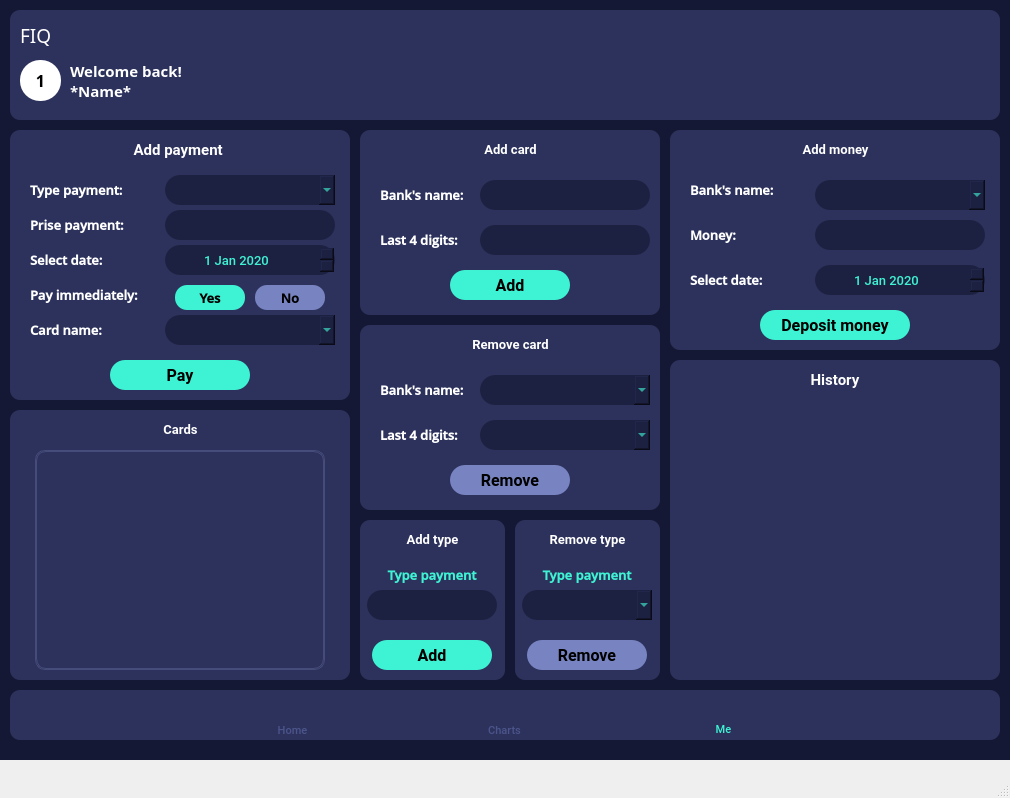
Qt form ui_windows/main_window3.ui (AlexandrVino/ExpenseTracker) before a commit.
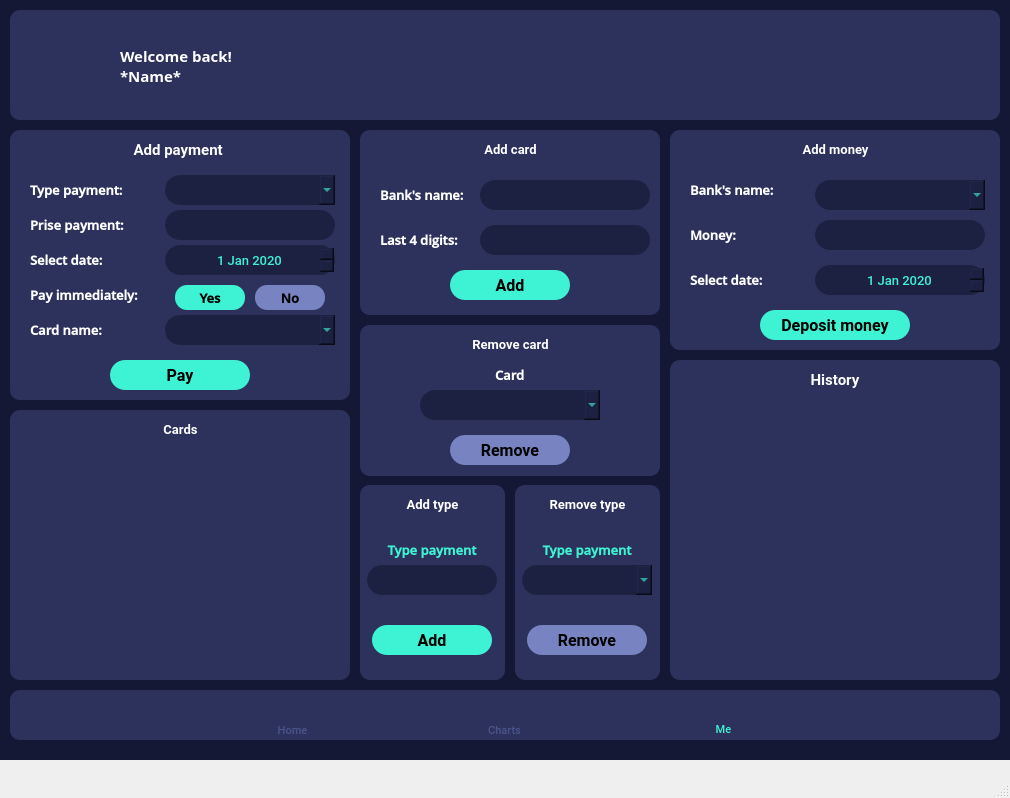
The same form after that commit. Icons and pictures are not drawn.

Diff of the .ui file:
```diff
--- a/ui_windows/main_window3.ui
+++ b/ui_windows/main_window3.ui
@@ -73,152 +73,6 @@
     <property name="styleSheet">
      <string notr="true">background-color: #151834;</string>
     </property>
-    <widget class="QWidget" name="head" native="true">
-     <property name="geometry">
-      <rect>
-       <x>10</x>
-       <y>10</y>
-       <width>990</width>
-       <height>110</height>
-      </rect>
-     </property>
-     <property name="minimumSize">
-      <size>
-       <width>990</width>
-       <height>110</height>
-      </size>
-     </property>
-     <property name="maximumSize">
-      <size>
-       <width>990</width>
-       <height>110</height>
-      </size>
-     </property>
-     <property name="styleSheet">
-      <string notr="true">background-color: #2c325c;
-border-radius:10px;</string>
-     </property>
-     <widget class="QLabel" name="questions">
-      <property name="geometry">
-       <rect>
-        <x>10</x>
-        <y>10</y>
-        <width>41</width>
-        <height>31</height>
-       </rect>
-      </property>
-      <property name="font">
-       <font>
-        <family>Montserrat Black</family>
-        <pointsize>12</pointsize>
-        <weight>37</weight>
-        <bold>false</bold>
-       </font>
-      </property>
-      <property name="styleSheet">
-       <string notr="true">font-weight: 300;
-</string>
-      </property>
-      <property name="text">
-       <string>&lt;html&gt;&lt;head/&gt;&lt;body&gt;&lt;p&gt;&lt;span style=&quot; font-size:14pt; color:#ffffff;&quot;&gt;FIQ&lt;/span&gt;&lt;/p&gt;&lt;/body&gt;&lt;/html&gt;</string>
-      </property>
-     </widget>
-     <widget class="QPushButton" name="settings">
-      <property name="geometry">
-       <rect>
-        <x>950</x>
-        <y>10</y>
-        <width>24</width>
-        <height>24</height>
-       </rect>
-      </property>
-      <property name="minimumSize">
-       <size>
-        <width>24</width>
-        <height>24</height>
-       </size>
-      </property>
-      <property name="maximumSize">
-       <size>
-        <width>24</width>
-        <height>24</height>
-       </size>
-      </property>
-      <property name="styleSheet">
-       <string notr="true">background-image: url('sources/icons/menu/settings.png') center no-repeat;</string>
-      </property>
-      <property name="text">
-       <string/>
-      </property>
-     </widget>
-     <widget class="QLabel" name="avatar">
-      <property name="geometry">
-       <rect>
-        <x>10</x>
-        <y>50</y>
-        <width>41</width>
-        <height>41</height>
-       </rect>
-      </property>
-      <property name="font">
-       <font>
-        <family>Montserrat Black</family>
-        <pointsize>12</pointsize>
-        <weight>75</weight>
-        <bold>true</bold>
-       </font>
-      </property>
-      <property name="styleSheet">
-       <string notr="true">background-color: #fff;
-border-radius:20px;</string>
-      </property>
-      <property name="text">
-       <string>&lt;html&gt;&lt;head/&gt;&lt;body&gt;&lt;p align=&quot;center&quot;&gt;1&lt;/p&gt;&lt;/body&gt;&lt;/html&gt;</string>
-      </property>
-     </widget>
-     <widget class="QLabel" name="helo">
-      <property name="geometry">
-       <rect>
-        <x>60</x>
-        <y>50</y>
-        <width>131</width>
-        <height>21</height>
-       </rect>
-      </property>
-      <property name="font">
-       <font>
-        <family>Montserrat SemiBold</family>
-        <pointsize>11</pointsize>
-        <weight>75</weight>
-        <bold>true</bold>
-       </font>
-      </property>
-      <property name="text">
-       <string>&lt;html&gt;&lt;head/&gt;&lt;body&gt;&lt;p&gt;&lt;span style=&quot; color:#ffffff;&quot;&gt;Welcome back!&lt;/span&gt;&lt;/p&gt;&lt;/body&gt;&lt;/html&gt;</string>
-      </property>
-     </widget>
-     <widget class="QLabel" name="name">
-      <property name="geometry">
-       <rect>
-        <x>60</x>
-        <y>70</y>
-        <width>131</width>
-        <height>21</height>
-       </rect>
-      </property>
-      <property name="font">
-       <font>
-        <family>Montserrat SemiBold</family>
-        <pointsize>11</pointsize>
-        <weight>75</weight>
-        <bold>true</bold>
-       </font>
-      </property>
-      <property name="text">
-       <string>&lt;html&gt;&lt;head/&gt;&lt;body&gt;&lt;p&gt;&lt;span style=&quot; color:#ffffff;&quot;&gt;*Name*&lt;/span&gt;&lt;/p&gt;&lt;/body&gt;&lt;/html&gt;</string>
-      </property>
-     </widget>
-    </widget>
     <widget class="QWidget" name="footer" native="true">
      <property name="geometry">
       <rect>
@@ -535,7 +389,7 @@
         <x>0</x>
         <y>39</y>
         <width>330</width>
-        <height>261</height>
+        <height>260</height>
        </rect>
       </property>
       <property name="widgetResizable">
@@ -547,7 +401,7 @@
          <x>0</x>
          <y>0</y>
          <width>330</width>
-         <height>261</height>
+         <height>260</height>
         </rect>
        </property>
       </widget>
@@ -1045,7 +899,7 @@
         <string notr="true">background-color: #1d2141;
 color: #3ef3d3;
 border-radius: 15px;
-padding: 0 auto;</string>
+padding-left: 50px;</string>
        </property>
        <property name="dateTime">
         <datetime>
@@ -1163,9 +1017,9 @@
      <property name="geometry">
       <rect>
        <x>360</x>
-       <y>520</y>
+       <y>485</y>
        <width>145</width>
-       <height>160</height>
+       <height>195</height>
       </rect>
      </property>
      <property name="minimumSize">
@@ -1206,7 +1060,7 @@
       <property name="geometry">
        <rect>
         <x>12</x>
-        <y>120</y>
+        <y>140</y>
         <width>120</width>
         <height>30</height>
        </rect>
@@ -1247,7 +1101,7 @@
       <property name="geometry">
        <rect>
         <x>7</x>
-        <y>70</y>
+        <y>80</y>
         <width>130</width>
         <height>30</height>
        </rect>
@@ -1289,7 +1143,7 @@
       <property name="geometry">
        <rect>
         <x>12</x>
-        <y>40</y>
+        <y>50</y>
         <width>120</width>
         <height>30</height>
        </rect>
@@ -1328,9 +1182,9 @@
      <property name="geometry">
       <rect>
        <x>515</x>
-       <y>520</y>
+       <y>485</y>
        <width>145</width>
-       <height>160</height>
+       <height>195</height>
       </rect>
      </property>
      <property name="minimumSize">
@@ -1371,7 +1225,7 @@
       <property name="geometry">
        <rect>
         <x>12</x>
-        <y>120</y>
+        <y>140</y>
         <width>120</width>
         <height>30</height>
        </rect>
@@ -1412,7 +1266,7 @@
       <property name="geometry">
        <rect>
         <x>12</x>
-        <y>40</y>
+        <y>50</y>
         <width>120</width>
         <height>30</height>
        </rect>
@@ -1450,7 +1304,7 @@
       <property name="geometry">
        <rect>
         <x>7</x>
-        <y>70</y>
+        <y>80</y>
         <width>130</width>
         <height>30</height>
        </rect>
@@ -1786,7 +1640,7 @@
        <x>360</x>
        <y>325</y>
        <width>300</width>
-       <height>185</height>
+       <height>151</height>
       </rect>
      </property>
      <property name="minimumSize">
@@ -1823,110 +1677,11 @@
        <string>&lt;html&gt;&lt;head/&gt;&lt;body&gt;&lt;p align=&quot;center&quot;&gt;Remove card&lt;/p&gt;&lt;/body&gt;&lt;/html&gt;</string>
       </property>
      </widget>
-     <widget class="QWidget" name="payment_prise_3" native="true">
-      <property name="geometry">
-       <rect>
-        <x>10</x>
-        <y>45</y>
-        <width>280</width>
-        <height>40</height>
-       </rect>
-      </property>
-      <property name="minimumSize">
-       <size>
-        <width>280</width>
-        <height>40</height>
-       </size>
-      </property>
-      <property name="maximumSize">
-       <size>
-        <width>280</width>
-        <height>40</height>
-       </size>
-      </property>
-      <property name="styleSheet">
-       <string notr="true">border: none;</string>
-      </property>
-      <widget class="QLabel" name="prisepyment_8">
-       <property name="geometry">
-        <rect>
-         <x>10</x>
-         <y>5</y>
-         <width>91</width>
-         <height>30</height>
-        </rect>
-       </property>
-       <property name="minimumSize">
-        <size>
-         <width>0</width>
-         <height>30</height>
-        </size>
-       </property>
-       <property name="maximumSize">
-        <size>
-         <width>16777215</width>
-         <height>30</height>
-        </size>
-       </property>
-       <property name="font">
-        <font>
-         <family>Open Sans SemiBold</family>
-         <pointsize>10</pointsize>
-         <weight>75</weight>
-         <bold>true</bold>
-        </font>
-       </property>
-       <property name="styleSheet">
-        <string notr="true">color: #ffffff;
-border: 0;
-background-color: 0;</string>
-       </property>
-       <property name="text">
-        <string>Bank's name:</string>
-       </property>
-      </widget>
-      <widget class="QComboBox" name="select_bank">
-       <property name="geometry">
-        <rect>
-         <x>110</x>
-         <y>5</y>
-         <width>170</width>
-         <height>30</height>
-        </rect>
-       </property>
-       <property name="minimumSize">
-        <size>
-         <width>170</width>
-         <height>30</height>
-        </size>
-       </property>
-       <property name="maximumSize">
-        <size>
-         <width>130</width>
-         <height>30</height>
-        </size>
-       </property>
-       <property name="font">
-        <font>
-         <family>Roboto Medium</family>
-         <pointsize>10</pointsize>
-         <weight>50</weight>
-         <bold>false</bold>
-        </font>
-       </property>
-       <property name="styleSheet">
-        <string notr="true">background-color: #1d2141;
-color: #3ef3d3;
-border-radius: 15px;
-padding: 0 0 0 15px;</string>
-       </property>
-      </widget>
-     </widget>
      <widget class="QPushButton" name="remove_card">
       <property name="geometry">
        <rect>
         <x>90</x>
-        <y>140</y>
+        <y>110</y>
         <width>120</width>
         <height>30</height>
        </rect>
@@ -1966,33 +1721,33 @@
      <widget class="QWidget" name="payment_prise_5" native="true">
       <property name="geometry">
        <rect>
-        <x>10</x>
-        <y>90</y>
-        <width>280</width>
-        <height>40</height>
+        <x>0</x>
+        <y>30</y>
+        <width>300</width>
+        <height>80</height>
        </rect>
       </property>
       <property name="minimumSize">
        <size>
-        <width>280</width>
-        <height>40</height>
+        <width>300</width>
+        <height>80</height>
        </size>
       </property>
       <property name="maximumSize">
        <size>
-        <width>280</width>
-        <height>40</height>
+        <width>300</width>
+        <height>80</height>
        </size>
       </property>
       <property name="styleSheet">
        <string notr="true">border: none;</string>
       </property>
-      <widget class="QLabel" name="prisepyment_11">
+      <widget class="QLabel" name="prisepyment_8">
        <property name="geometry">
         <rect>
-         <x>10</x>
+         <x>135</x>
          <y>5</y>
-         <width>91</width>
+         <width>30</width>
          <height>30</height>
         </rect>
        </property>
@@ -2022,27 +1777,27 @@
 background-color: 0;</string>
        </property>
        <property name="text">
-        <string>Last 4 digits:</string>
+        <string>Card</string>
        </property>
       </widget>
       <widget class="QComboBox" name="select_digits">
        <property name="geometry">
         <rect>
-         <x>110</x>
-         <y>5</y>
-         <width>170</width>
+         <x>60</x>
+         <y>35</y>
+         <width>180</width>
          <height>30</height>
         </rect>
        </property>
        <property name="minimumSize">
         <size>
-         <width>170</width>
+         <width>180</width>
          <height>30</height>
         </size>
        </property>
        <property name="maximumSize">
         <size>
-         <width>130</width>
+         <width>180</width>
          <height>30</height>
         </size>
        </property>
@@ -2058,7 +1813,7 @@
         <string notr="true">background-color: #1d2141;
 color: #3ef3d3;
 border-radius: 15px;
-padding: 0 0 0 15px;</string>
+padding: 0 0 0 25px;</string>
        </property>
       </widget>
      </widget>
@@ -2106,24 +1861,6 @@
        <string>&lt;html&gt;&lt;head/&gt;&lt;body&gt;&lt;p align=&quot;center&quot;&gt;Cards&lt;/p&gt;&lt;/body&gt;&lt;/html&gt;</string>
       </property>
      </widget>
-     <widget class="QStackedWidget" name="stackedWidget">
-      <property name="geometry">
-       <rect>
-        <x>25</x>
-        <y>40</y>
-        <width>290</width>
-        <height>220</height>
-       </rect>
-      </property>
-      <property name="styleSheet">
-       <string notr="true">border: 0.5px solid #464c7a;</string>
-      </property>
-      <property name="currentIndex">
-       <number>0</number>
-      </property>
-      <widget class="QWidget" name="page"/>
-      <widget class="QWidget" name="page_2"/>
-     </widget>
      <widget class="QPushButton" name="right_arrow">
       <property name="geometry">
        <rect>
@@ -2161,6 +1898,24 @@
       <property name="text">
        <string/>
       </property>
+      <attribute name="buttonGroup">
+       <string notr="true">arrows</string>
+      </attribute>
+     </widget>
+     <widget class="QStackedWidget" name="stackedWidget">
+      <property name="geometry">
+       <rect>
+        <x>25</x>
+        <y>60</y>
+        <width>290</width>
+        <height>180</height>
+       </rect>
+      </property>
+      <property name="styleSheet">
+       <string notr="true">border: none;</string>
+      </property>
+      <widget class="QWidget" name="page_1"/>
+      <widget class="QWidget" name="page_2"/>
      </widget>
     </widget>
     <widget class="QWidget" name="profil_12" native="true">
@@ -2520,7 +2275,7 @@
         <string notr="true">background-color: #1d2141;
 color: #3ef3d3;
 border-radius: 15px;
-padding: 0 auto;</string>
+padding-left: 50px;</string>
        </property>
        <property name="dateTime">
         <datetime>
@@ -2536,6 +2291,127 @@
      </widget>
     </widget>
    </widget>
+   <widget class="QWidget" name="head" native="true">
+    <property name="geometry">
+     <rect>
+      <x>10</x>
+      <y>10</y>
+      <width>990</width>
+      <height>110</height>
+     </rect>
+    </property>
+    <property name="minimumSize">
+     <size>
+      <width>990</width>
+      <height>110</height>
+     </size>
+    </property>
+    <property name="maximumSize">
+     <size>
+      <width>990</width>
+      <height>110</height>
+     </size>
+    </property>
+    <property name="styleSheet">
+     <string notr="true">background-color: #2c325c;
+border-radius:10px;</string>
+    </property>
+    <widget class="QPushButton" name="settings">
+     <property name="geometry">
+      <rect>
+       <x>950</x>
+       <y>10</y>
+       <width>24</width>
+       <height>24</height>
+      </rect>
+     </property>
+     <property name="minimumSize">
+      <size>
+       <width>24</width>
+       <height>24</height>
+      </size>
+     </property>
+     <property name="maximumSize">
+      <size>
+       <width>24</width>
+       <height>24</height>
+      </size>
+     </property>
+     <property name="styleSheet">
+      <string notr="true">background-image: url('sources/icons/menu/settings.png') center no-repeat;</string>
+     </property>
+     <property name="text">
+      <string/>
+     </property>
+    </widget>
+    <widget class="QLabel" name="avatar">
+     <property name="geometry">
+      <rect>
+       <x>10</x>
+       <y>10</y>
+       <width>90</width>
+       <height>90</height>
+      </rect>
+     </property>
+     <property name="font">
+      <font>
+       <family>Montserrat Black</family>
+       <pointsize>12</pointsize>
+       <weight>75</weight>
+       <bold>true</bold>
+      </font>
+     </property>
+     <property name="styleSheet">
+      <string notr="true">
+border-radius:45px;</string>
+     </property>
+     <property name="text">
+      <string>&lt;html&gt;&lt;head/&gt;&lt;body&gt;&lt;p align=&quot;center&quot;&gt;&lt;br/&gt;&lt;/p&gt;&lt;/body&gt;&lt;/html&gt;</string>
+     </property>
+    </widget>
+    <widget class="QLabel" name="helo">
+     <property name="geometry">
+      <rect>
+       <x>110</x>
+       <y>35</y>
+       <width>131</width>
+       <height>21</height>
+      </rect>
+     </property>
+     <property name="font">
+      <font>
+       <family>Montserrat SemiBold</family>
+       <pointsize>11</pointsize>
+       <weight>75</weight>
+       <bold>true</bold>
+      </font>
+     </property>
+     <property name="text">
+      <string>&lt;html&gt;&lt;head/&gt;&lt;body&gt;&lt;p&gt;&lt;span style=&quot; color:#ffffff;&quot;&gt;Welcome back!&lt;/span&gt;&lt;/p&gt;&lt;/body&gt;&lt;/html&gt;</string>
+     </property>
+    </widget>
+    <widget class="QLabel" name="name">
+     <property name="geometry">
+      <rect>
+       <x>110</x>
+       <y>55</y>
+       <width>131</width>
+       <height>21</height>
+      </rect>
+     </property>
+     <property name="font">
+      <font>
+       <family>Montserrat SemiBold</family>
+       <pointsize>11</pointsize>
+       <weight>75</weight>
+       <bold>true</bold>
+      </font>
+     </property>
+     <property name="text">
+      <string>&lt;html&gt;&lt;head/&gt;&lt;body&gt;&lt;p&gt;&lt;span style=&quot; color:#ffffff;&quot;&gt;*Name*&lt;/span&gt;&lt;/p&gt;&lt;/body&gt;&lt;/html&gt;</string>
+     </property>
+    </widget>
+   </widget>
   </widget>
   <widget class="QMenuBar" name="menubar">
    <property name="geometry">
```
Left out of the diff: 13 changed lines with no effect on the pictures.
